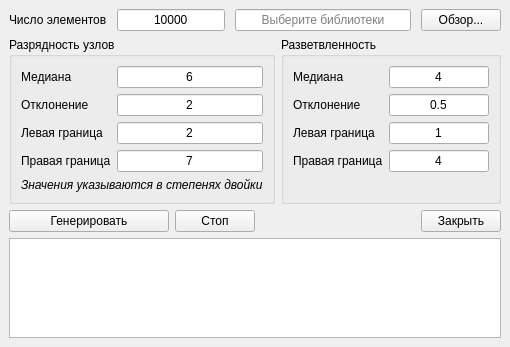
Qt form app/gui/generatorwindow.ui (olerapx/VLSI-Designer) before a commit.
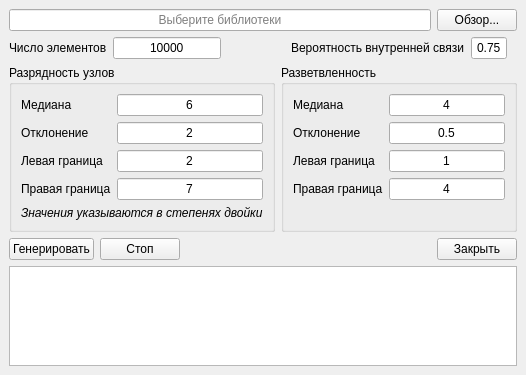
The same form after that commit.

Commit message:
add inner wire chance to generator parameters
change gui

```diff
--- a/app/gui/generatorwindow.ui
+++ b/app/gui/generatorwindow.ui
@@ -6,8 +6,8 @@
    <rect>
     <x>0</x>
     <y>0</y>
-    <width>510</width>
-    <height>344</height>
+    <width>526</width>
+    <height>372</height>
    </rect>
   </property>
   <property name="sizePolicy">
@@ -52,39 +52,7 @@
    </property>
    <layout class="QVBoxLayout" name="verticalLayout">
     <item>
-     <layout class="QHBoxLayout" name="horizontalLayout">
-      <property name="spacing">
-       <number>10</number>
-      </property>
-      <item>
-       <widget class="QLabel" name="elementsNumberLabel">
-        <property name="sizePolicy">
-         <sizepolicy hsizetype="Fixed" vsizetype="Fixed">
-          <horstretch>0</horstretch>
-          <verstretch>0</verstretch>
-         </sizepolicy>
-        </property>
-        <property name="text">
-         <string>Число элементов</string>
-        </property>
-       </widget>
-      </item>
-      <item>
-       <widget class="QLineEdit" name="elementsNumberText">
-        <property name="sizePolicy">
-         <sizepolicy hsizetype="Preferred" vsizetype="Fixed">
-          <horstretch>0</horstretch>
-          <verstretch>0</verstretch>
-         </sizepolicy>
-        </property>
-        <property name="text">
-         <string>10000</string>
-        </property>
-        <property name="alignment">
-         <set>Qt::AlignCenter</set>
-        </property>
-       </widget>
-      </item>
+     <layout class="QHBoxLayout" name="horizontalLayout_6">
       <item>
        <widget class="QLineEdit" name="librariesText">
         <property name="focusPolicy">
@@ -120,8 +88,8 @@
      </layout>
     </item>
     <item>
-     <layout class="QHBoxLayout" name="horizontalLayout_2">
-      <item>
+     <layout class="QFormLayout" name="formLayout_3">
+      <item row="1" column="0">
        <widget class="QGroupBox" name="nodeCapacityGroup">
         <property name="sizePolicy">
          <sizepolicy hsizetype="Preferred" vsizetype="Fixed">
@@ -227,6 +195,12 @@
          </item>
          <item row="5" column="0" colspan="2">
           <widget class="QLabel" name="nodeCapacityDescLabel">
+           <property name="sizePolicy">
+            <sizepolicy hsizetype="Fixed" vsizetype="Preferred">
+             <horstretch>0</horstretch>
+             <verstretch>0</verstretch>
+            </sizepolicy>
+           </property>
            <property name="font">
             <font>
              <italic>true</italic>
@@ -241,7 +215,151 @@
         </layout>
        </widget>
       </item>
-      <item>
+      <item row="2" column="0">
+       <layout class="QHBoxLayout" name="horizontalLayout" stretch="0,0">
+        <property name="sizeConstraint">
+         <enum>QLayout::SetDefaultConstraint</enum>
+        </property>
+        <item>
+         <widget class="QPushButton" name="generateButton">
+          <property name="enabled">
+           <bool>true</bool>
+          </property>
+          <property name="sizePolicy">
+           <sizepolicy hsizetype="Expanding" vsizetype="Fixed">
+            <horstretch>0</horstretch>
+            <verstretch>0</verstretch>
+           </sizepolicy>
+          </property>
+          <property name="minimumSize">
+           <size>
+            <width>0</width>
+            <height>0</height>
+           </size>
+          </property>
+          <property name="text">
+           <string>Генерировать</string>
+          </property>
+         </widget>
+        </item>
+        <item>
+         <widget class="QPushButton" name="stopButton">
+          <property name="sizePolicy">
+           <sizepolicy hsizetype="Expanding" vsizetype="Fixed">
+            <horstretch>0</horstretch>
+            <verstretch>0</verstretch>
+           </sizepolicy>
+          </property>
+          <property name="text">
+           <string>Стоп</string>
+          </property>
+         </widget>
+        </item>
+       </layout>
+      </item>
+      <item row="2" column="1">
+       <layout class="QHBoxLayout" name="horizontalLayout_2">
+        <item>
+         <spacer name="horizontalSpacer">
+          <property name="orientation">
+           <enum>Qt::Horizontal</enum>
+          </property>
+          <property name="sizeHint" stdset="0">
+           <size>
+            <width>40</width>
+            <height>20</height>
+           </size>
+          </property>
+         </spacer>
+        </item>
+        <item>
+         <widget class="QPushButton" name="closeButton">
+          <property name="sizePolicy">
+           <sizepolicy hsizetype="Fixed" vsizetype="Fixed">
+            <horstretch>0</horstretch>
+            <verstretch>0</verstretch>
+           </sizepolicy>
+          </property>
+          <property name="text">
+           <string>Закрыть</string>
+          </property>
+         </widget>
+        </item>
+       </layout>
+      </item>
+      <item row="0" column="0">
+       <layout class="QHBoxLayout" name="horizontalLayout_4">
+        <item>
+         <widget class="QLabel" name="elementsNumberLabel">
+          <property name="sizePolicy">
+           <sizepolicy hsizetype="Preferred" vsizetype="Fixed">
+            <horstretch>0</horstretch>
+            <verstretch>0</verstretch>
+           </sizepolicy>
+          </property>
+          <property name="text">
+           <string>Число элементов</string>
+          </property>
+         </widget>
+        </item>
+        <item>
+         <widget class="QLineEdit" name="elementsNumberText">
+          <property name="sizePolicy">
+           <sizepolicy hsizetype="Preferred" vsizetype="Fixed">
+            <horstretch>0</horstretch>
+            <verstretch>0</verstretch>
+           </sizepolicy>
+          </property>
+          <property name="text">
+           <string>10000</string>
+          </property>
+          <property name="alignment">
+           <set>Qt::AlignCenter</set>
+          </property>
+         </widget>
+        </item>
+       </layout>
+      </item>
+      <item row="0" column="1">
+       <layout class="QHBoxLayout" name="horizontalLayout_5">
+        <property name="leftMargin">
+         <number>10</number>
+        </property>
+        <property name="rightMargin">
+         <number>10</number>
+        </property>
+        <item>
+         <widget class="QLabel" name="innerWireChanceLabel">
+          <property name="text">
+           <string>Вероятность внутренней связи</string>
+          </property>
+         </widget>
+        </item>
+        <item>
+         <widget class="QLineEdit" name="innerWireChanceText">
+          <property name="sizePolicy">
+           <sizepolicy hsizetype="Preferred" vsizetype="Fixed">
+            <horstretch>0</horstretch>
+            <verstretch>0</verstretch>
+           </sizepolicy>
+          </property>
+          <property name="maximumSize">
+           <size>
+            <width>75</width>
+            <height>16777215</height>
+           </size>
+          </property>
+          <property name="text">
+           <string>0.75</string>
+          </property>
+          <property name="alignment">
+           <set>Qt::AlignCenter</set>
+          </property>
+         </widget>
+        </item>
+       </layout>
+      </item>
+      <item row="1" column="1">
        <widget class="QGroupBox" name="branchingGroup">
         <property name="sizePolicy">
          <sizepolicy hsizetype="Preferred" vsizetype="Expanding">
@@ -326,65 +444,6 @@
       </item>
      </layout>
     </item>
-    <item>
-     <layout class="QHBoxLayout" name="horizontalLayout_4">
-      <item>
-       <widget class="QPushButton" name="generateButton">
-        <property name="enabled">
-         <bool>true</bool>
-        </property>
-        <property name="sizePolicy">
-         <sizepolicy hsizetype="Expanding" vsizetype="Fixed">
-          <horstretch>0</horstretch>
-          <verstretch>0</verstretch>
-         </sizepolicy>
-        </property>
-        <property name="minimumSize">
-         <size>
-          <width>0</width>
-          <height>0</height>
-         </size>
-        </property>
-        <property name="text">
-         <string>Генерировать</string>
-        </property>
-       </widget>
-      </item>
-      <item>
-       <widget class="QPushButton" name="stopButton">
-        <property name="text">
-         <string>Стоп</string>
-        </property>
-       </widget>
-      </item>
-      <item>
-       <spacer name="horizontalSpacer">
-        <property name="orientation">
-         <enum>Qt::Horizontal</enum>
-        </property>
-        <property name="sizeHint" stdset="0">
-         <size>
-          <width>40</width>
-          <height>20</height>
-         </size>
-        </property>
-       </spacer>
-      </item>
-      <item>
-       <widget class="QPushButton" name="closeButton">
-        <property name="sizePolicy">
-         <sizepolicy hsizetype="Fixed" vsizetype="Fixed">
-          <horstretch>0</horstretch>
-          <verstretch>0</verstretch>
-         </sizepolicy>
-        </property>
-        <property name="text">
-         <string>Закрыть</string>
-        </property>
-       </widget>
-      </item>
-     </layout>
-    </item>
     <item>
      <widget class="QTextBrowser" name="textBrowser">
       <property name="maximumSize">
```
The commit also changes 5 other files.
